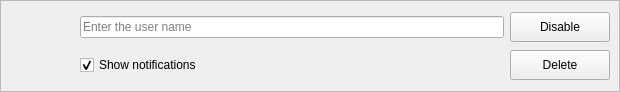
First picture: the form in zapzap/view/ui/card_user.ui, repository jmbatistav/zapzap, before the edit.
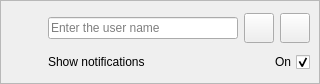
Second picture: the form after the edit.

Diff of the .ui file:
```diff
--- a/zapzap/view/ui/card_user.ui
+++ b/zapzap/view/ui/card_user.ui
@@ -6,17 +6,23 @@
    <rect>
     <x>0</x>
     <y>0</y>
-    <width>620</width>
-    <height>92</height>
+    <width>320</width>
+    <height>84</height>
    </rect>
   </property>
+  <property name="minimumSize">
+   <size>
+    <width>320</width>
+    <height>0</height>
+   </size>
+  </property>
   <property name="windowTitle">
    <string>Form</string>
   </property>
   <property name="styleSheet">
    <string notr="true"/>
   </property>
-  <layout class="QVBoxLayout" name="verticalLayout">
+  <layout class="QHBoxLayout" name="horizontalLayout_3">
    <property name="spacing">
     <number>0</number>
    </property>
@@ -36,13 +42,13 @@
     <widget class="QFrame" name="frame">
      <property name="minimumSize">
       <size>
-       <width>620</width>
+       <width>320</width>
        <height>0</height>
       </size>
      </property>
      <property name="maximumSize">
       <size>
-       <width>620</width>
+       <width>16777215</width>
        <height>16777215</height>
       </size>
      </property>
@@ -52,19 +58,21 @@
      <property name="frameShadow">
       <enum>QFrame::Raised</enum>
      </property>
-     <layout class="QHBoxLayout" name="horizontalLayout_3">
+     <layout class="QHBoxLayout" name="horizontalLayout">
       <item>
+       <layout class="QGridLayout" name="gridLayout">
+        <item row="0" column="0">
        <widget class="QLabel" name="icon">
         <property name="minimumSize">
          <size>
-          <width>64</width>
-          <height>64</height>
+            <width>32</width>
+            <height>32</height>
          </size>
         </property>
         <property name="maximumSize">
          <size>
-          <width>64</width>
-          <height>64</height>
+            <width>32</width>
+            <height>32</height>
          </size>
         </property>
         <property name="text">
@@ -78,18 +86,14 @@
         </property>
        </widget>
       </item>
-      <item>
-       <layout class="QVBoxLayout" name="verticalLayout_2">
-        <item>
-         <layout class="QHBoxLayout" name="horizontalLayout">
-          <item>
+        <item row="0" column="1">
            <widget class="QLineEdit" name="name">
             <property name="placeholderText">
              <string>Enter the user name</string>
             </property>
            </widget>
           </item>
-          <item>
+        <item row="0" column="2">
            <widget class="QPushButton" name="btnDisable">
             <property name="sizePolicy">
              <sizepolicy hsizetype="Preferred" vsizetype="Fixed">
@@ -99,13 +103,13 @@
             </property>
             <property name="minimumSize">
              <size>
-              <width>100</width>
+            <width>30</width>
               <height>30</height>
              </size>
             </property>
             <property name="maximumSize">
              <size>
-              <width>100</width>
+            <width>30</width>
               <height>16777215</height>
              </size>
             </property>
@@ -113,60 +117,64 @@
              <cursorShape>PointingHandCursor</cursorShape>
             </property>
             <property name="text">
-             <string>Disable</string>
+           <string/>
             </property>
            </widget>
           </item>
-         </layout>
+        <item row="0" column="3">
+         <widget class="QPushButton" name="btnDelete">
+          <property name="sizePolicy">
+           <sizepolicy hsizetype="Preferred" vsizetype="Fixed">
+            <horstretch>0</horstretch>
+            <verstretch>0</verstretch>
+           </sizepolicy>
+          </property>
+          <property name="minimumSize">
+           <size>
+            <width>30</width>
+            <height>30</height>
+           </size>
+          </property>
+          <property name="maximumSize">
+           <size>
+            <width>30</width>
+            <height>16777215</height>
+           </size>
+          </property>
+          <property name="cursor">
+           <cursorShape>PointingHandCursor</cursorShape>
+          </property>
+          <property name="text">
+           <string/>
+          </property>
+         </widget>
         </item>
-        <item>
-         <layout class="QHBoxLayout" name="horizontalLayout_2">
-          <item>
+        <item row="1" column="2" colspan="2">
            <widget class="QCheckBox" name="showNotifications">
+          <property name="layoutDirection">
+           <enum>Qt::RightToLeft</enum>
+          </property>
             <property name="text">
-             <string>Show notifications</string>
+           <string>On</string>
             </property>
             <property name="checked">
              <bool>true</bool>
             </property>
            </widget>
           </item>
-          <item>
+        <item row="1" column="0">
            <widget class="QLabel" name="key">
             <property name="text">
              <string/>
             </property>
            </widget>
           </item>
-          <item>
-           <widget class="QPushButton" name="btnDelete">
-            <property name="sizePolicy">
-             <sizepolicy hsizetype="Preferred" vsizetype="Fixed">
-              <horstretch>0</horstretch>
-              <verstretch>0</verstretch>
-             </sizepolicy>
-            </property>
-            <property name="minimumSize">
-             <size>
-              <width>100</width>
-              <height>30</height>
-             </size>
-            </property>
-            <property name="maximumSize">
-             <size>
-              <width>100</width>
-              <height>16777215</height>
-             </size>
-            </property>
-            <property name="cursor">
-             <cursorShape>PointingHandCursor</cursorShape>
-            </property>
+        <item row="1" column="1">
+         <widget class="QLabel" name="label">
             <property name="text">
-             <string>Delete</string>
-            </property>
-           </widget>
-          </item>
-         </layout>
+           <string>Show notifications</string>
+          </property>
+         </widget>
         </item>
        </layout>
       </item>
```
Lines whose indentation alone changed are shown as unchanged.
